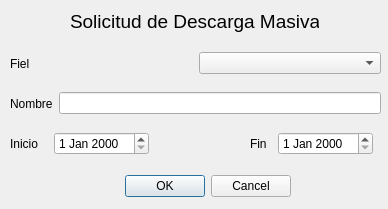
The window that ui/add_request.ui (davidpbc/cfdi_blacklist) describes before a commit, drawn with Qt 5.
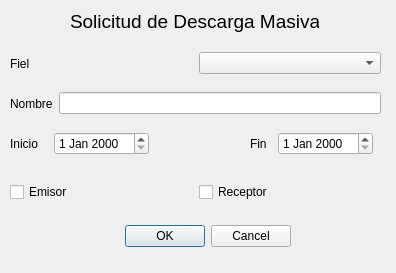
The same window after the commit.

What changed in the file:
```diff
--- a/ui/add_request.ui
+++ b/ui/add_request.ui
@@ -6,8 +6,8 @@
    <rect>
     <x>0</x>
     <y>0</y>
-    <width>388</width>
-    <height>209</height>
+    <width>396</width>
+    <height>273</height>
    </rect>
   </property>
   <property name="windowTitle">
@@ -17,7 +17,7 @@
    <property name="geometry">
     <rect>
      <x>110</x>
-     <y>170</y>
+     <y>220</y>
      <width>181</width>
      <height>32</height>
     </rect>
@@ -69,7 +69,7 @@
     </item>
    </layout>
   </widget>
-  <widget class="QWidget" name="">
+  <widget class="QWidget" name="layoutWidget">
    <property name="geometry">
     <rect>
      <x>10</x>
@@ -91,7 +91,7 @@
     </item>
    </layout>
   </widget>
-  <widget class="QWidget" name="">
+  <widget class="QWidget" name="layoutWidget">
    <property name="geometry">
     <rect>
      <x>10</x>
@@ -113,7 +113,7 @@
     </item>
    </layout>
   </widget>
-  <widget class="QWidget" name="">
+  <widget class="QWidget" name="layoutWidget">
    <property name="geometry">
     <rect>
      <x>10</x>
@@ -135,6 +135,32 @@
     </item>
    </layout>
   </widget>
+  <widget class="QWidget" name="">
+   <property name="geometry">
+    <rect>
+     <x>10</x>
+     <y>180</y>
+     <width>371</width>
+     <height>25</height>
+    </rect>
+   </property>
+   <layout class="QHBoxLayout" name="horizontalLayout_5">
+    <item>
+     <widget class="QCheckBox" name="chk_issuer">
+      <property name="text">
+       <string>Emisor</string>
+      </property>
+     </widget>
+    </item>
+    <item>
+     <widget class="QCheckBox" name="chk_receiver">
+      <property name="text">
+       <string>Receptor</string>
+      </property>
+     </widget>
+    </item>
+   </layout>
+  </widget>
  </widget>
  <resources/>
  <connections>
```
Left out of the diff: 2 changed lines with no effect on the pictures.
